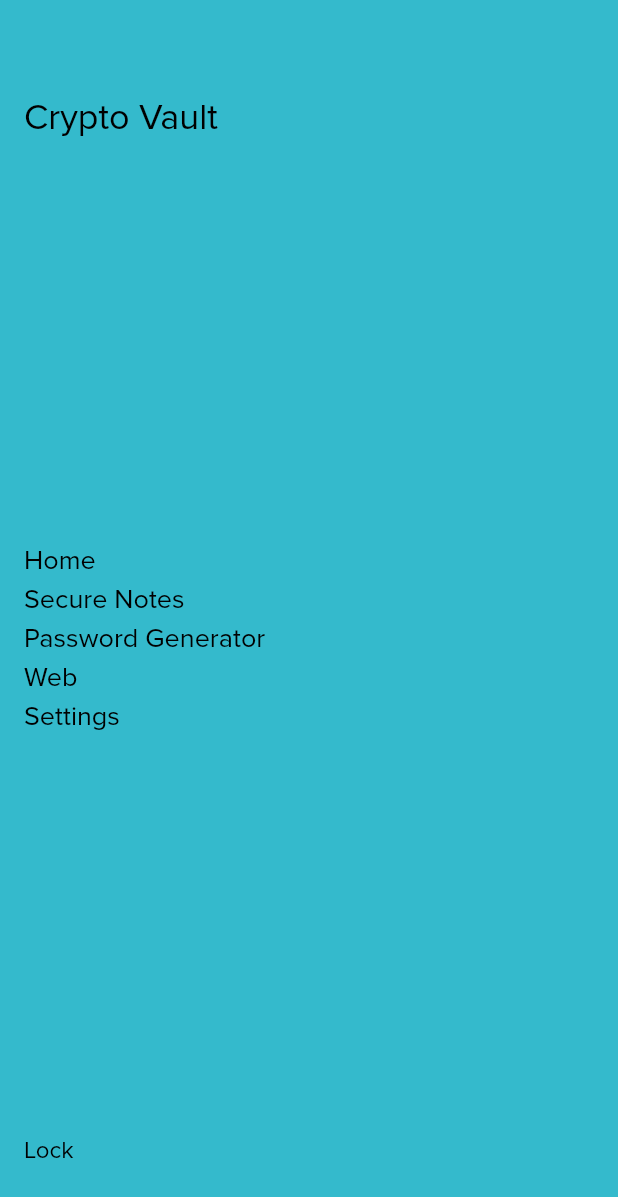
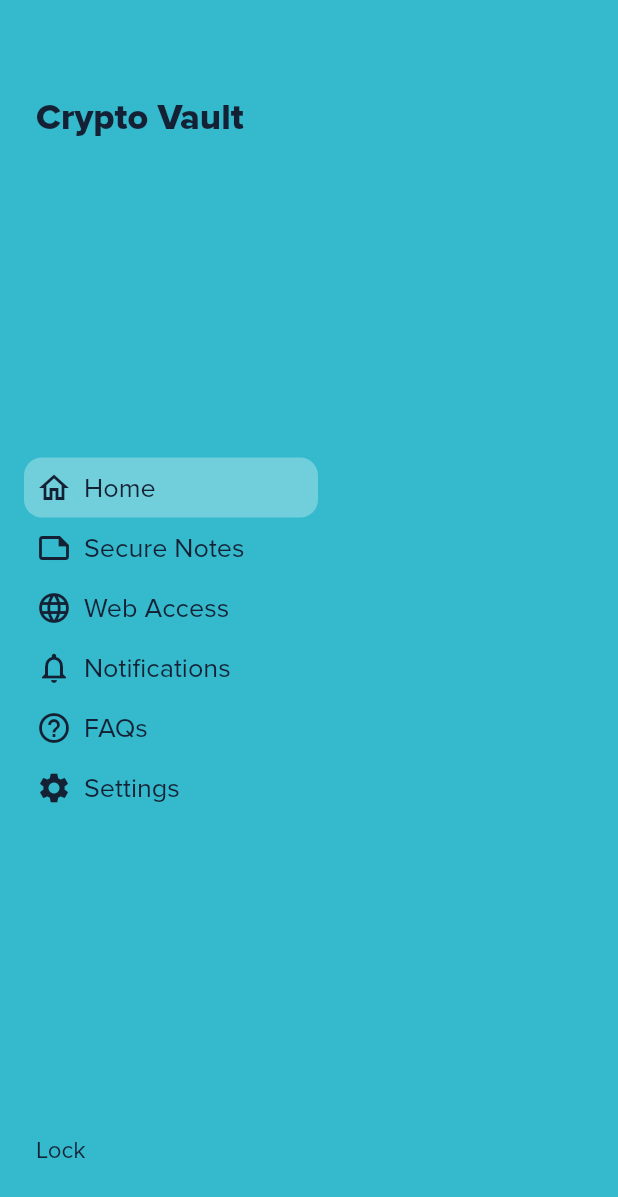
Before and after one commit to chirayu-joshi/CryptoVault-app, a Flutter app: the DrawerScreen widget shown alone on an empty page, opened directly, on a phone screen of 412 x 824 dp. Shown: the top 1197 px of the screen. Run offline on Flutter 3.47's test engine with Material 2 defaults, Android fonts, the phone set to English and light mode, and no system bars; our stand-ins replace after_layout, local_auth, shared_preferences; missing offline and left inert: flutter_bcrypt; accounts and stored records are empty.

Commit message:
Created DrawerScreen | Created screen_data

```diff
--- /dev/null
+++ b/crypto_vault/lib/data/screen_data.dart
@@ -0,0 +1,34 @@
+import 'package:crypto_vault/models/screen_model.dart';
+import 'package:crypto_vault/screens/main_screens/home_screen.dart';
+import 'package:crypto_vault/screens/main_screens/secure_notes_screen.dart';
+import 'package:crypto_vault/screens/main_screens/web_access_screen.dart';
+import 'package:crypto_vault/screens/main_screens/notifications_screen.dart';
+import 'package:crypto_vault/screens/main_screens/faqs_screen.dart';
+import 'package:crypto_vault/screens/main_screens/settings_screen.dart';
+
+final Map<String, ScreenModel> screens = {
+  HomeScreen.screenName: ScreenModel(
+    screen: HomeScreen(),
+    icon: HomeScreen.icon,
+  ),
+  SecureNotesScreen.screenName: ScreenModel(
+    screen: SecureNotesScreen(),
+    icon: SecureNotesScreen.icon,
+  ),
+  WebAccessScreen.screenName: ScreenModel(
+    screen: WebAccessScreen(),
+    icon: WebAccessScreen.icon,
+  ),
+  NotificationsScreen.screenName: ScreenModel(
+    screen: NotificationsScreen(),
+    icon: NotificationsScreen.icon,
+  ),
+  FaqsScreen.screenName: ScreenModel(
+    screen: FaqsScreen(),
+    icon: FaqsScreen.icon,
+  ),
+  SettingsScreen.screenName: ScreenModel(
+    screen: SettingsScreen(),
+    icon: SettingsScreen.icon,
+  ),
+};
--- a/crypto_vault/lib/providers/screens.dart
+++ b/crypto_vault/lib/providers/screens.dart
@@ -1,19 +1,21 @@
 import 'package:flutter/material.dart';
 
-import 'package:crypto_vault/screens/home_screen.dart';
+import 'package:crypto_vault/data/screen_data.dart';
+import 'package:crypto_vault/screens/main_screens/home_screen.dart';
 
 class Screens with ChangeNotifier {
-  final _screens = {
-    HomeScreen.screenName: HomeScreen(),
-  };
   String _screenName = HomeScreen.screenName;
 
+  String get screenName {
+    return _screenName;
+  }
+
   Widget get currScreen {
-    return _screens[_screenName];
+    return screens[_screenName].screen;
   }
 
   void changeScreen(String screenName) {
-    if (_screens.containsKey(screenName)) {
+    if (screens.containsKey(screenName)) {
       _screenName = screenName;
       notifyListeners();
     }
--- a/crypto_vault/lib/screens/drawer_screen.dart
+++ b/crypto_vault/lib/screens/drawer_screen.dart
@@ -1,10 +1,25 @@
+import 'package:flutter/cupertino.dart';
 import 'package:flutter/material.dart';
 
 import 'package:crypto_vault/constants.dart';
+import 'package:crypto_vault/data/screen_data.dart';
+import 'package:crypto_vault/widgets/drawer_item.dart';
 
 class DrawerScreen extends StatelessWidget {
+  final List<Widget> _drawerItems = [];
+  final Function toggleDrawer;
+
+  DrawerScreen({this.toggleDrawer});
+
   @override
   Widget build(BuildContext context) {
+    screens.forEach((key, value) {
+      _drawerItems.add(DrawerItem(
+        title: key,
+        icon: value.icon,
+        toggleDrawer: toggleDrawer,
+      ));
+    });
     return Container(
       height: double.infinity,
       width: double.infinity,
@@ -14,62 +29,32 @@ class DrawerScreen extends StatelessWidget {
         crossAxisAlignment: CrossAxisAlignment.start,
         mainAxisAlignment: MainAxisAlignment.spaceBetween,
         children: [
-          Text(
+          Padding(
+            padding: EdgeInsets.only(left: 8),
+            child: Text(
               'Crypto Vault',
               style: TextStyle(
                 fontSize: 24,
-              color: Colors.black,
+                fontWeight: FontWeight.bold,
+                color: backgroundColorDark,
               ),
             ),
-          Column(
+          ),
+          Container(
+            width: 196,
+            child: Column(
               crossAxisAlignment: CrossAxisAlignment.start,
-            children: <Widget>[
-              Text(
-                'Home',
-                style: TextStyle(
-                  fontSize: 18,
-                  color: Colors.black,
+              children: _drawerItems,
             ),
           ),
-              SizedBox(height: 4,),
-              Text(
-                'Secure Notes',
-                style: TextStyle(
-                  fontSize: 18,
-                  color: Colors.black,
-                ),
-              ),
-              SizedBox(height: 4,),
-              Text(
-                'Password Generator',
-                style: TextStyle(
-                  fontSize: 18,
-                  color: Colors.black,
-                ),
-              ),
-              SizedBox(height: 4,),
-              Text(
-                'Web',
-                style: TextStyle(
-                  fontSize: 18,
-                  color: Colors.black,
-                ),
-              ),
-              SizedBox(height: 4,),
-              Text(
-                'Settings',
-                style: TextStyle(
-                  fontSize: 18,
-                  color: Colors.black,
-                ),
-              ),
-            ],
-          ),
-          Text(
+          Padding(
+            padding: EdgeInsets.only(left: 8),
+            child: Text(
               'Lock',
               style: TextStyle(
                 fontSize: 16,
-              color: Colors.black,
+                color: backgroundColorDark,
+              ),
             ),
           ),
         ],
--- /dev/null
+++ b/crypto_vault/lib/screens/main_screens/faqs_screen.dart
@@ -0,0 +1,15 @@
+import 'package:flutter/material.dart';
+
+import 'package:crypto_vault/widgets/drawer_icon.dart';
+
+class FaqsScreen extends StatelessWidget {
+  static const screenName = 'FAQs';
+  static final icon = DrawerIcon(Icons.help_outline);
+
+  @override
+  Widget build(BuildContext context) {
+    return Center(
+      child: Text('FAQs Screen'),
+    );
+  }
+}
--- /dev/null
+++ b/crypto_vault/lib/screens/main_screens/notifications_screen.dart
@@ -0,0 +1,15 @@
+import 'package:flutter/material.dart';
+
+import 'package:crypto_vault/widgets/drawer_icon.dart';
+
+class NotificationsScreen extends StatelessWidget {
+  static const screenName = 'Notifications';
+  static final icon = DrawerIcon(Icons.notifications_none_outlined);
+
+  @override
+  Widget build(BuildContext context) {
+    return Center(
+      child: Text('Notifications Screen'),
+    );
+  }
+}
--- /dev/null
+++ b/crypto_vault/lib/screens/main_screens/web_access_screen.dart
@@ -0,0 +1,15 @@
+import 'package:flutter/material.dart';
+
+import 'package:crypto_vault/widgets/drawer_icon.dart';
+
+class WebAccessScreen extends StatelessWidget {
+  static const screenName = 'Web Access';
+  static final icon = DrawerIcon(Icons.language_outlined);
+
+  @override
+  Widget build(BuildContext context) {
+    return Center(
+      child: Text('Web Access Screen'),
+    );
+  }
+}
```
Also changed, not shown: crypto_vault/lib/models/screen_model.dart (added, +11 -0 lines), crypto_vault/lib/screens/main_screen.dart (+26 -2 lines), crypto_vault/lib/screens/main_screens/home_screen.dart (+2 -5 lines), crypto_vault/lib/screens/main_screens/secure_notes_screen.dart (added, +15 -0 lines), crypto_vault/lib/screens/main_screens/settings_screen.dart (added, +15 -0 lines). Lines whose indentation alone changed are shown as unchanged.
